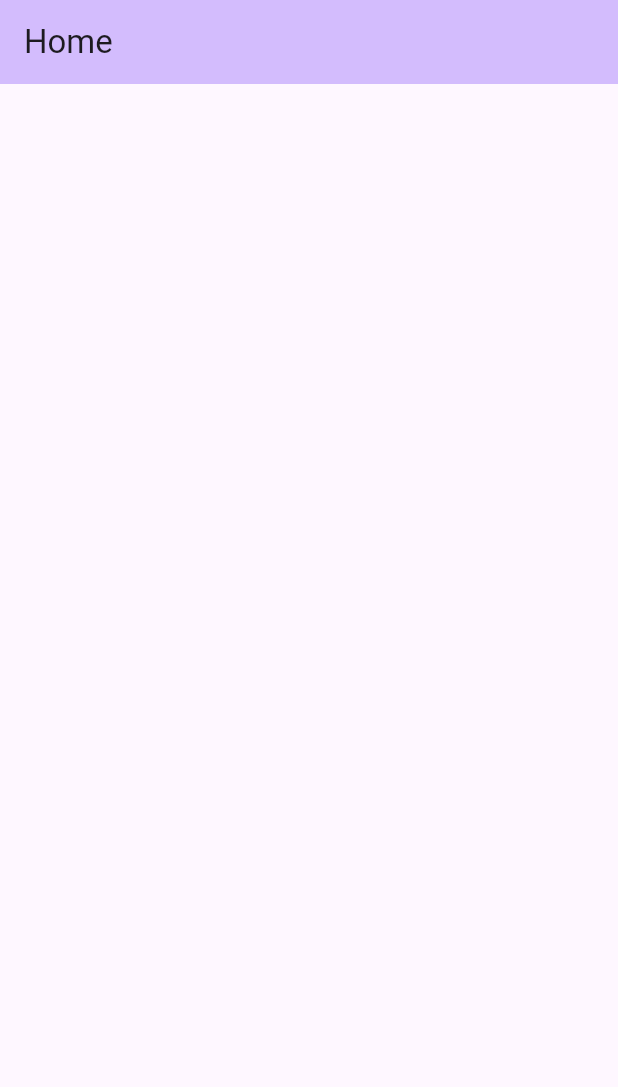
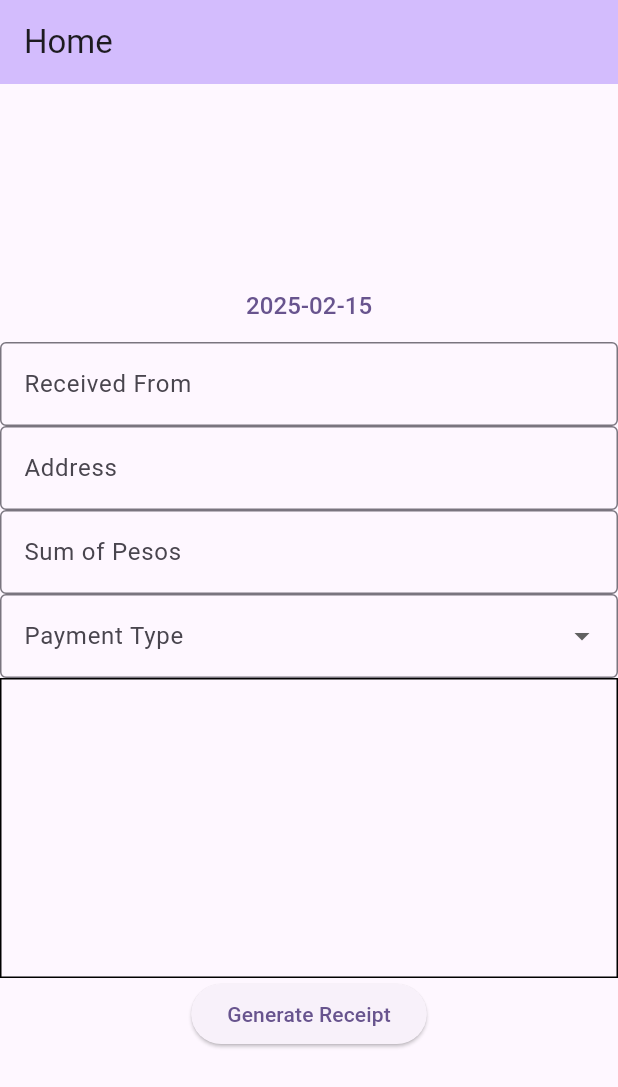
Before and after one commit to xlfrxd/Rent-Receipt-App, a Flutter app: the screen it shows after launch, on a phone screen of 412 x 824 dp. Shown: the top 1087 px of the screen. Run offline on Flutter 3.47's test engine with Material 3 defaults, Android fonts, the phone set to English and light mode, and no system bars.

Commit message:
feat: add base ui

```diff
--- a/rent_receipt_app/lib/main.dart
+++ b/rent_receipt_app/lib/main.dart
@@ -26,14 +26,33 @@
 
   final String title;
 
+
+
   @override
   State<MyHomePage> createState() => _MyHomePageState();
 }
 
+Future<void> _selectDate(BuildContext context) async {
+      DateTime? picked = await showDatePicker(
+        context: context,
+        initialDate: DateTime.now(),
+        firstDate: DateTime(1950),
+        lastDate: DateTime(2150)
+      );
+      if (picked != null && picked != DateTime.now()){
+        picked = DateTime.now();
+      }
+    }
+
 class _MyHomePageState extends State<MyHomePage> {
+  @override
 
-  @override
+
   Widget build(BuildContext context) {
+
+  String selectedPaymentType = "Full";
+
+
     return Scaffold(
       appBar: AppBar(
         backgroundColor: Theme.of(context).colorScheme.inversePrimary,
@@ -43,7 +62,63 @@
         child: Column(
           mainAxisAlignment: MainAxisAlignment.center,
           children: <Widget>[
-
+            TextButton(onPressed: () async {
+              await _selectDate(context);
+            },
+            child: Text("${DateTime.now().toLocal()}".split(' ')[0],
+            style: TextStyle(fontSize: 16),)),
+            TextField(
+              decoration: InputDecoration(
+                  labelText: "Received From", border: OutlineInputBorder()),
+              onChanged: (value) {
+                // TODO: Handle user input
+              },
+            ),
+            TextField(
+              decoration: InputDecoration(
+                  labelText: "Address", border: OutlineInputBorder()),
+            onChanged: (value) {
+              // TODO: Handle user input
+            },
+            ),
+            TextFormField(
+              keyboardType: TextInputType.number,
+              decoration: InputDecoration(
+                labelText: "Sum of Pesos",
+                border: OutlineInputBorder()
+              ),
+              validator: (value) {
+                if(value==null || value.isEmpty){
+                  return "Please enter an amount";
+                }
+                return null;
+              },
+            ),
+            DropdownButtonFormField(items: ["Full", "Partial"].map((String value) {
+              return DropdownMenuItem<String>(value: value, child: Text(value));
+            }).toList(), onChanged: (newValue) {
+              selectedPaymentType = newValue!;
+            },
+            decoration: InputDecoration(
+              labelText: "Payment Type",
+              border: OutlineInputBorder()
+            ),
+            ),
+            GestureDetector(
+              onPanUpdate: (details) {
+                // TODO:Capture Signature Drawing
+              },
+              child: Container(
+                width: double.infinity,
+                height: 200,
+                decoration: BoxDecoration(
+                  border: Border.all(color: Colors.black)
+                ),
+              ),
+            ),
+            ElevatedButton(onPressed: () {
+              // TODO:Handle receipt creation
+            }, child: Text("Generate Receipt"))
           ],
         ),
       ),
```
